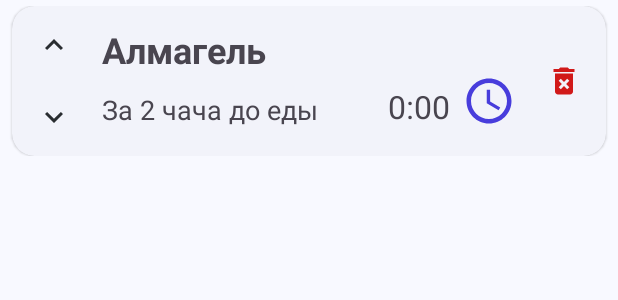
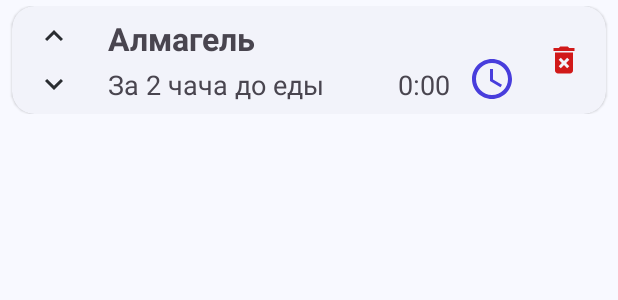
Before and after one commit to KotlyarovSergey/PillsNumberOne, an Android app: the layout pill_view.xml on its own in the app's theme, with its tools: preview values and no code run, on a phone screen of 412 x 824 dp. Shown: the top 300 px of the screen. Run offline under Robolectric (Android 15) with nearby library versions, the phone set to English and light mode, and no system bars.

Commit message:
max height at 1 line

```diff
--- a/app/src/main/java/com/ksv/pillsnumberone/ui/home/model/HomeViewModel.kt
+++ b/app/src/main/java/com/ksv/pillsnumberone/ui/home/model/HomeViewModel.kt
@@ -70,9 +70,10 @@
     }
 
     fun itemLongClick(item: DataItem): Boolean {
-        val id = (item as DataItem.Pill).id
-        _state.value = HomeState.SelectItem(id)
-
+        if(_state.value is HomeState.Normal) {
+            val id = (item as DataItem.Pill).id
+            _state.value = HomeState.SelectItem(id)
+        }
         return true
     }
 
@@ -90,10 +91,6 @@
             delay(1000)
             _state.value = HomeState.Normal
         }
-    }
-
-    fun editDialogDismiss(id: Long) {
-        _state.value = HomeState.SelectItem(id)
     }
 
     fun editDialogIsShown(id: Long) {
--- a/app/src/main/java/com/ksv/pillsnumberone/ui/home/view/DataListAdapter.kt
+++ b/app/src/main/java/com/ksv/pillsnumberone/ui/home/view/DataListAdapter.kt
@@ -81,7 +81,7 @@
             is DataItemViewHolder.PillItemViewHolder -> {
                 holder.binding.pill = currentList[position] as DataItem.Pill
                 holder.binding.interaction = interaction
-                holder.binding.recipe.text = (currentList[position] as DataItem.Pill).recipe
+//                holder.binding.recipe.text = (currentList[position] as DataItem.Pill).recipe
                 holder.binding.isSelected = (currentList[position] as DataItem.Pill).id == selectedId
             }
         }
--- a/app/src/main/res/layout/pill_view.xml
+++ b/app/src/main/res/layout/pill_view.xml
@@ -52,11 +52,9 @@
                 <ImageButton
                     android:id="@+id/move_up_button"
                     android:layout_width="wrap_content"
-                    android:layout_height="wrap_content"
+                    android:layout_height="32dp"
                     android:backgroundTint="#00000000"
                     android:contentDescription="@string/move_up_button_description"
-                    android:minWidth="36dp"
-                    android:minHeight="36dp"
                     android:onClick="@{()-> interaction.onUpClick(pill)}"
                     android:src="@drawable/icon_arrow_up"
                     android:visibility="@{isSelected ? View.VISIBLE : View.GONE}"
@@ -69,13 +67,11 @@
                 <ImageButton
                     android:id="@+id/move_down_button"
                     android:layout_width="wrap_content"
-                    android:layout_height="wrap_content"
+                    android:layout_height="32dp"
                     android:layout_gravity="center"
-                    android:layout_marginTop="4dp"
+                    android:layout_marginTop="0dp"
                     android:backgroundTint="#00000000"
                     android:contentDescription="@string/move_down_button_description"
-                    android:minWidth="36dp"
-                    android:minHeight="36dp"
                     android:onClick="@{()-> interaction.onDownClick(pill)}"
                     android:src="@drawable/icon_arrow_down"
                     android:visibility="@{isSelected ? View.VISIBLE : View.GONE}"
@@ -89,16 +85,16 @@
                     android:id="@+id/title"
                     android:layout_width="0dp"
                     android:layout_height="wrap_content"
-                    android:layout_marginStart="8dp"
+                    android:layout_marginStart="12dp"
                     android:layout_marginTop="2dp"
-                    android:layout_marginBottom="4dp"
+                    android:layout_marginBottom="2dp"
                     android:maxLines="1"
                     android:text="@{pill.title}"
                     android:textColor="@{ isSelected ? @color/on_medicine_editable : (pill.finished ? @color/on_medicine_passive : @color/on_medicine_active)}"
-                    android:textSize="24sp"
+                    android:textSize="21sp"
                     android:textStyle="bold"
                     app:layout_constraintBottom_toTopOf="@id/recipe"
-                    app:layout_constraintEnd_toStartOf="@id/remove_button"
+                    app:layout_constraintEnd_toStartOf="@+id/clock"
                     app:layout_constraintStart_toEndOf="@id/move_up_button"
                     app:layout_constraintTop_toTopOf="parent"
                     tools:text="Алмагель" />
@@ -109,27 +105,31 @@
                     android:layout_width="0dp"
                     android:layout_height="wrap_content"
                     android:layout_marginEnd="4dp"
-                    android:layout_marginBottom="8dp"
+                    android:layout_marginBottom="2dp"
+                    android:gravity="center_vertical"
+                    android:maxLines="@{isSelected ? 4 : 1}"
+                    android:text="@{pill.recipe}"
                     android:textColor="@{isSelected ? @color/on_medicine_editable : (pill.finished ? @color/on_medicine_passive : @color/on_medicine_active)}"
                     android:textSize="18sp"
                     app:layout_constraintBottom_toBottomOf="parent"
                     app:layout_constraintEnd_toStartOf="@id/time"
                     app:layout_constraintStart_toStartOf="@id/title"
                     app:layout_constraintTop_toBottomOf="@id/title"
-                                tools:text="За 2 чача до еды"/>
+                    tools:text="За 2 чача до еды" />
+<!--                    android:minHeight="45dp"-->
                 <!--                    android:textColor="@{ pill.editable ? @color/on_medicine_editable : (pill.finished ? @color/on_medicine_passive : @color/on_medicine_active)}"-->
-                <!--                    android:text="@{pill.recipe}"-->
                 <!--                    tools:text="За 2 чача до еды много-много текста на пять-шесть строчек"-->
 
                 <TextView
                     android:id="@+id/time"
                     android:layout_width="wrap_content"
                     android:layout_height="wrap_content"
-                    android:layout_marginHorizontal="8dp"
+                    android:layout_marginStart="8dp"
+                    android:layout_marginEnd="12dp"
                     android:onClick="@{()-> interaction.onTimeClick(pill)}"
                     android:text="@{pill.time}"
                     android:textColor="@{ isSelected ? @color/on_medicine_editable : (pill.finished ? @color/on_medicine_passive : @color/on_medicine_active)}"
-                    android:textSize="21sp"
+                    android:textSize="18sp"
                     android:visibility="@{(pill.time == null || isSelected) ? View.GONE : View.VISIBLE}"
                     app:layout_constraintBottom_toBottomOf="@id/recipe"
                     app:layout_constraintEnd_toStartOf="@id/clock"
@@ -142,8 +142,8 @@
                     android:layout_height="wrap_content"
                     android:layout_marginHorizontal="8dp"
                     android:contentDescription="@string/time_picker_title"
-                    android:minWidth="36dp"
-                    android:minHeight="36dp"
+                    android:minWidth="32dp"
+                    android:minHeight="32dp"
                     android:onClick="@{() -> interaction.onTimeClick(pill)}"
                     android:src="@drawable/icon_time_24"
                     android:visibility="@{(pill.time != null || isSelected) ? View.GONE : View.VISIBLE}"
```
Also changed, not shown: 1 other file. Lines whose indentation alone changed are shown as unchanged.
